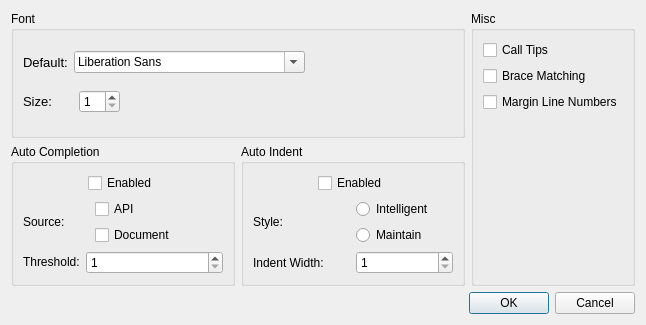
Above: ui/EditorSettingsDialog.ui from kipr/kiss before the change. Below: the same form after it.
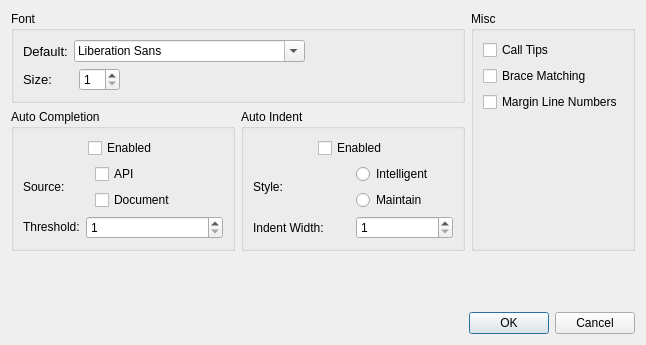
That is the form after the change.

```diff
--- a/ui/EditorSettingsDialog.ui
+++ b/ui/EditorSettingsDialog.ui
@@ -7,7 +7,7 @@
     <x>0</x>
     <y>0</y>
     <width>646</width>
-    <height>325</height>
+    <height>345</height>
    </rect>
   </property>
   <property name="sizePolicy">
@@ -375,7 +375,7 @@
      </layout>
     </widget>
    </item>
-   <item row="2" column="0" colspan="3">
+   <item row="3" column="0" colspan="3">
     <widget class="QDialogButtonBox" name="ui_buttonBox">
      <property name="orientation">
       <enum>Qt::Horizontal</enum>
@@ -385,6 +385,19 @@
      </property>
     </widget>
    </item>
+   <item row="2" column="1">
+    <spacer name="verticalSpacer">
+     <property name="orientation">
+      <enum>Qt::Vertical</enum>
+     </property>
+     <property name="sizeHint" stdset="0">
+      <size>
+       <width>20</width>
+       <height>40</height>
+      </size>
+     </property>
+    </spacer>
+   </item>
   </layout>
  </widget>
  <resources/>
```
